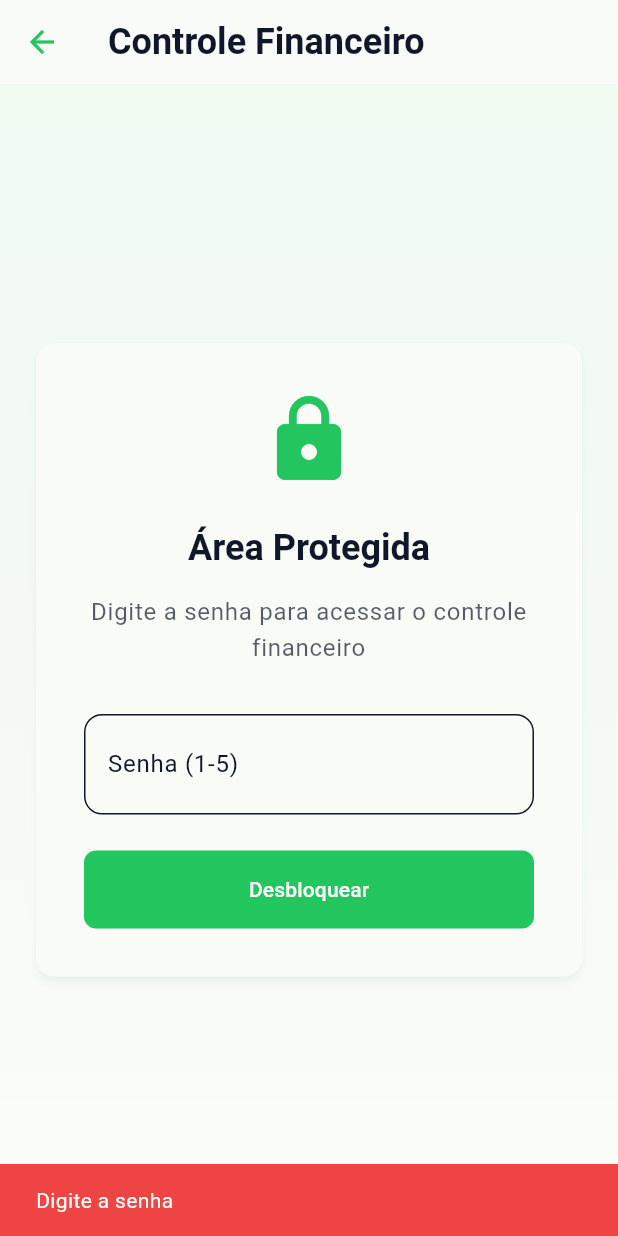
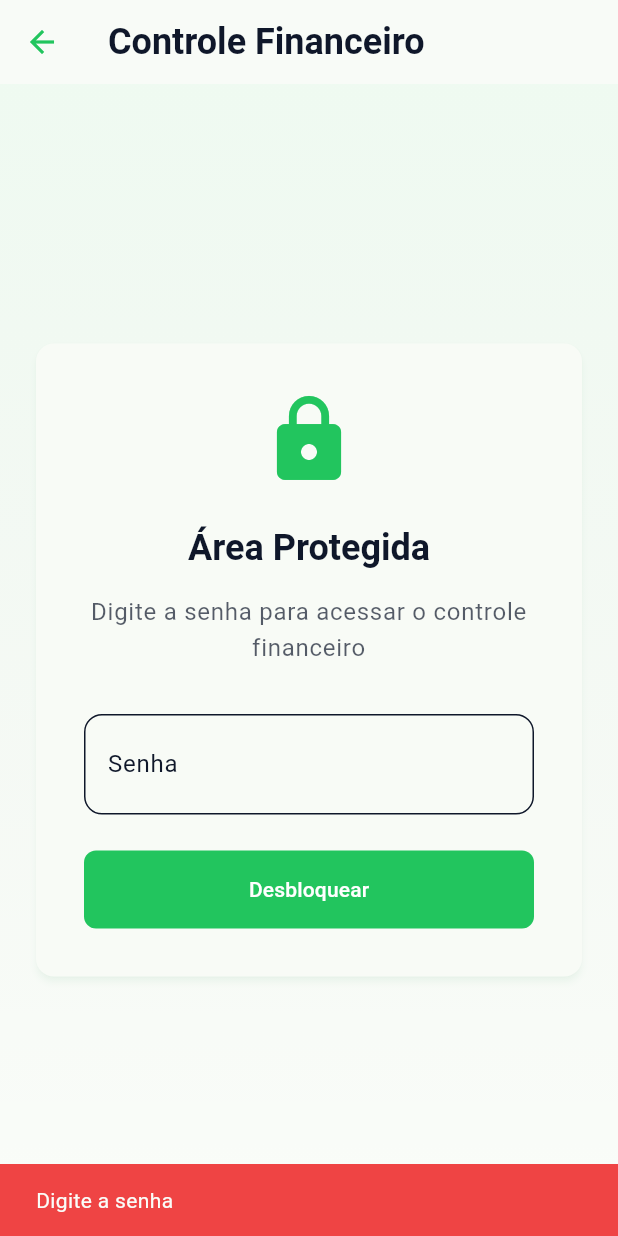
Before and after one commit to CarlosHenriqueVasconcelos/ovino-caprino-hub, a Flutter app: the FinancialCompleteScreen screen opened directly, after a tap on "Desbloquear", on a phone screen of 412 x 824 dp. Run offline on Flutter 3.47's test engine with Material 3 defaults, Android fonts, the phone set to English and light mode, and no system bars; our stand-ins replace sqflite, sqflite_common, sqflite_common_ffi, supabase, supabase_flutter; accounts and stored records are empty.

Commit message:
Fix financial section password

```diff
--- a/flutter_desktop/lib/widgets/financial_complete_screen.dart
+++ b/flutter_desktop/lib/widgets/financial_complete_screen.dart
@@ -15,6 +15,7 @@ class FinancialCompleteScreen extends StatefulWidget {
 }
 
 class _FinancialCompleteScreenState extends State<FinancialCompleteScreen> with SingleTickerProviderStateMixin {
+  static const String _correctPassword = '3'; // Senha fixa
   late TabController _tabController;
   final GlobalKey<_FinancialCompleteScreenState> _dashboardKey = GlobalKey();
   bool _isUnlocked = false;
@@ -90,8 +91,8 @@ class _FinancialCompleteScreenState extends State<FinancialCompleteScreen> with
                     textAlign: TextAlign.center,
                     style: theme.textTheme.headlineLarge,
                     decoration: InputDecoration(
-                      labelText: 'Senha (1-5)',
-                      hintText: 'Digite um número de 1 a 5',
+                      labelText: 'Senha',
+                      hintText: 'Digite a senha',
                       border: OutlineInputBorder(
                         borderRadius: BorderRadius.circular(12),
                       ),
@@ -126,13 +127,13 @@ class _FinancialCompleteScreenState extends State<FinancialCompleteScreen> with
       return;
     }
 
-    final int? pass = int.tryParse(password);
-    if (pass == null || pass < 1 || pass > 5) {
-      _showError('Senha deve ser um número de 1 a 5');
+    // Verificar se a senha está correta
+    if (password != _correctPassword) {
+      _showError('Senha incorreta!');
       return;
     }
 
-    // Qualquer número de 1 a 5 desbloqueia
+    // Senha correta - desbloquear
     setState(() {
       _isUnlocked = true;
     });
```
Also changed, not shown: flutter_desktop/lib/widgets/reports_hub_screen.dart (+6 -6 lines).
